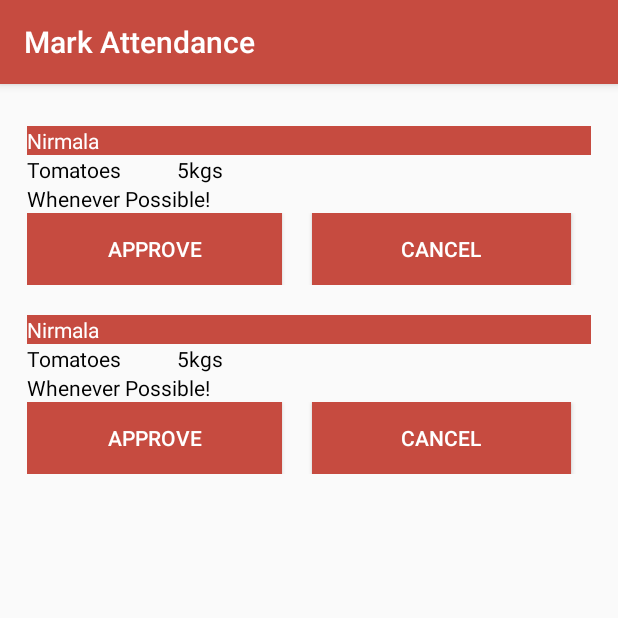
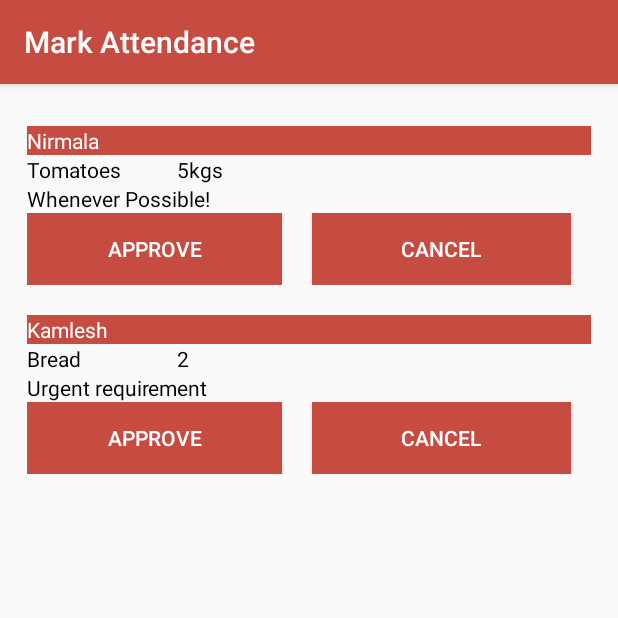
Before and after one commit to tripti27/NGO_Project, an Android app: the RequestActivity screen opened directly, with no data from a screen before it, on a phone screen of 412 x 824 dp, the top half of it. Run offline under Robolectric (Android 15) with nearby library versions, the phone set to English and light mode, and no system bars; network calls fail.

Commit message:
RequestList changes new final

```diff
--- a/ReachingHands/app/src/main/java/com/cfg/reachinghands/Adapters/RequestAdapter.java
+++ b/ReachingHands/app/src/main/java/com/cfg/reachinghands/Adapters/RequestAdapter.java
@@ -53,11 +53,12 @@ public class RequestAdapter extends RecyclerView.Adapter<RequestAdapter.ViewHold
             holder.qty.setText("2");
             holder.who.setText("Kamlesh");
             holder.desc.setText("Urgent requirement");
+        } else {
+            holder.item_name.setText("Tomatoes");
+            holder.qty.setText("5kgs");
+            holder.who.setText("Nirmala");
+            holder.desc.setText("Whenever Possible!");
         }
-        holder.item_name.setText("Tomatoes");
-        holder.qty.setText("5kgs");
-        holder.who.setText("Nirmala");
-        holder.desc.setText("Whenever Possible!");
     }
 
     @Override
```
